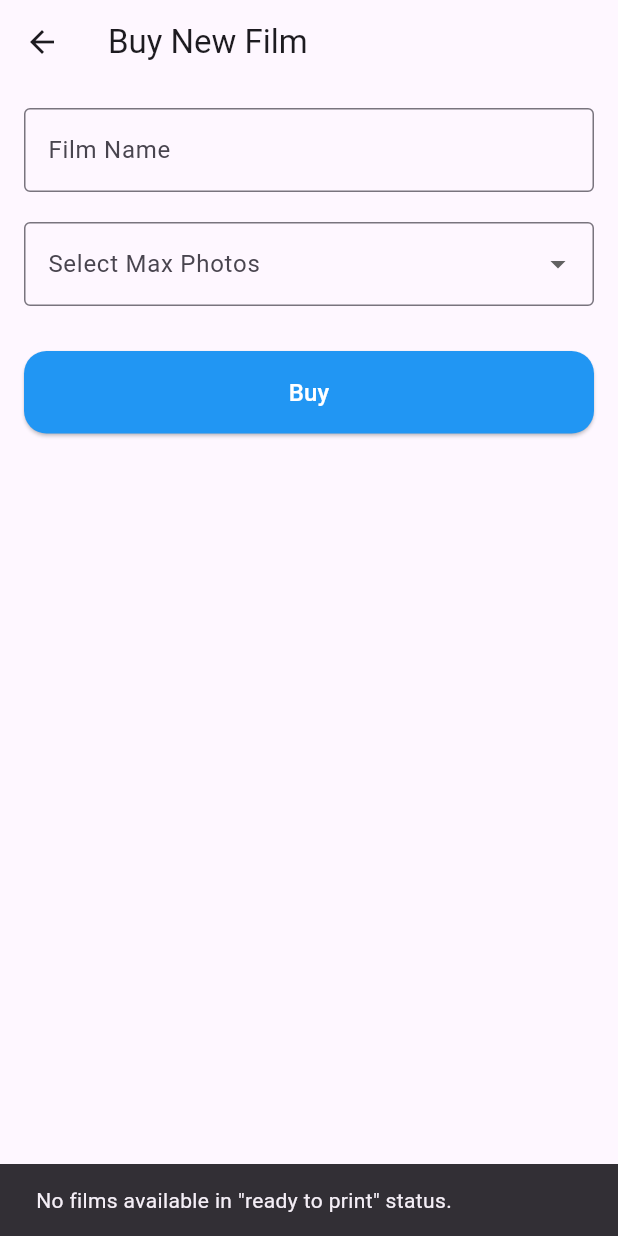
After one commit to liorgarin/realpic, a Flutter app: the screen it shows after launch, item 2 of the bottom bar chosen, after a tap on "Buy New Film", on a phone screen of 412 x 824 dp. The commit adds this screen. Run offline on Flutter 3.47's test engine with Material 3 defaults, Android fonts, the phone set to English and light mode, and no system bars; our stand-ins replace image_picker, permission_handler, sqflite; accounts and stored records are empty.

Commit message:
Add BuyNewFilmPage and update main.dart with 'Buy New Film' button

```diff
--- /dev/null
+++ b/lib/buy_new_film_page.dart
@@ -0,0 +1,117 @@
+// lib/buy_new_film_page.dart
+
+import 'package:flutter/material.dart';
+import 'database_helper.dart';
+
+class BuyNewFilmPage extends StatefulWidget {
+  const BuyNewFilmPage({Key? key}) : super(key: key);
+
+  @override
+  _BuyNewFilmPageState createState() => _BuyNewFilmPageState();
+}
+
+class _BuyNewFilmPageState extends State<BuyNewFilmPage> {
+  final DatabaseHelper _dbHelper = DatabaseHelper();
+  final _formKey = GlobalKey<FormState>();
+  final TextEditingController _filmNameController = TextEditingController();
+  int? _selectedMaxPhotos;
+  final List<int> _photoOptions = [3, 18, 36, 72];
+
+  @override
+  void dispose() {
+    _filmNameController.dispose();
+    super.dispose();
+  }
+
+  Future<void> _buyNewFilm() async {
+    if (_formKey.currentState!.validate()) {
+      await _dbHelper.insertFilm(
+        _filmNameController.text.trim(),
+        _selectedMaxPhotos!,
+      );
+      ScaffoldMessenger.of(context).showSnackBar(
+        const SnackBar(content: Text("New film purchased successfully.")),
+      );
+      Navigator.of(context).pop(); // Navigate back to the previous screen
+    }
+  }
+
+  @override
+  Widget build(BuildContext context) {
+    return Scaffold(
+      appBar: AppBar(
+        title: const Text("Buy New Film"),
+      ),
+      body: Padding(
+        padding: const EdgeInsets.all(16.0),
+        child: Form(
+          key: _formKey,
+          child: Column(
+            crossAxisAlignment: CrossAxisAlignment.start,
+            children: [
+              TextFormField(
+                controller: _filmNameController,
+                decoration: const InputDecoration(
+                  labelText: "Film Name",
+                  border: OutlineInputBorder(),
+                ),
+                validator: (value) {
+                  if (value == null || value.trim().isEmpty) {
+                    return "Please enter the film name.";
+                  }
+                  return null;
+                },
+              ),
+              const SizedBox(height: 20),
+              DropdownButtonFormField<int>(
+                decoration: const InputDecoration(
+                  labelText: "Select Max Photos",
+                  border: OutlineInputBorder(),
+                ),
+                value: _selectedMaxPhotos,
+                items: _photoOptions.map((int value) {
+                  return DropdownMenuItem<int>(
+                    value: value,
+                    child: Text("$value Photos"),
+                  );
+                }).toList(),
+                onChanged: (int? newValue) {
+                  setState(() {
+                    _selectedMaxPhotos = newValue;
+                  });
+                },
+                validator: (value) {
+                  if (value == null) {
+                    return "Please select the maximum number of photos.";
+                  }
+                  return null;
+                },
+              ),
+              const SizedBox(height: 30),
+              SizedBox(
+                width: double.infinity,
+                child: ElevatedButton(
+                  onPressed: _buyNewFilm,
+                  style: ElevatedButton.styleFrom(
+                    backgroundColor: Colors.blue, // Button background color
+                    padding: const EdgeInsets.symmetric(vertical: 16.0),
+                    shape: RoundedRectangleBorder(
+                      borderRadius: BorderRadius.circular(15.0),
+                    ),
+                  ),
+                  child: const Text(
+                    "Buy",
+                    style: TextStyle(
+                      color: Colors.white,
+                      fontSize: 16.0,
+                    ),
+                  ),
+                ),
+              ),
+            ],
+          ),
+        ),
+      ),
+    );
+  }
+}
--- a/lib/main.dart
+++ b/lib/main.dart
@@ -6,6 +6,7 @@
 import 'package:permission_handler/permission_handler.dart';
 import 'dart:async';
 import 'dart:io';
+import 'buy_new_film_page.dart'; // Import the new page
 
 void main() {
   runApp(const PhotoSaverApp());
@@ -182,6 +183,35 @@
     return Scaffold(
       appBar: AppBar(
         title: Text('${_capitalize(currentStatus)} Films'),
+        actions: [
+          Padding(
+            padding: const EdgeInsets.only(right: 16.0),
+            child: ElevatedButton(
+              onPressed: () {
+                Navigator.push(
+                  context,
+                  MaterialPageRoute(builder: (context) => const BuyNewFilmPage()),
+                ).then((_) {
+                  // Refresh the film lists when returning from the BuyNewFilmPage
+                  _loadStatusCounts();
+                });
+              },
+              style: ElevatedButton.styleFrom(
+                backgroundColor: Colors.blue, // Background color
+                shape: RoundedRectangleBorder(
+                  borderRadius: BorderRadius.circular(15.0), // Rounded corners
+                ),
+              ),
+              child: const Text(
+                'Buy New Film',
+                style: TextStyle(
+                  color: Colors.white, // Text color
+                  fontSize: 16.0,
+                ),
+              ),
+            ),
+          ),
+        ],
       ),
       body: FilmList(
         key: _filmListKeys[currentStatus],
@@ -189,72 +219,14 @@
         onStatusChange: _loadStatusCounts, // Callback to refresh counts
       ),
       bottomNavigationBar: _buildBottomNavigationBar(),
-      floatingActionButton: _currentIndex == _statuses.indexOf(FilmStatus.active) // Show FAB only on 'active' tab
-          ? FloatingActionButton(
-              onPressed: _showAddFilmDialog,
-              child: const Icon(Icons.add),
-              tooltip: 'Add New Film',
-            )
-          : null,
-    );
-  }
-
-  // Dialog to add a new film
-  Future<void> _showAddFilmDialog() async {
-    TextEditingController _controller = TextEditingController();
-    int? _selectedMaxPhotos;
-    List<int> options = [3, 18, 36, 72]; // Added 3 photos option
-
-    await showDialog(
-      context: context,
-      builder: (BuildContext context) {
-        return StatefulBuilder(
-          builder: (context, StateSetter setState) {
-            return AlertDialog(
-              title: const Text("Add New Film"),
-              content: Column(
-                mainAxisSize: MainAxisSize.min,
-                children: [
-                  TextField(
-                    controller: _controller,
-                    decoration: const InputDecoration(hintText: "Film Name"),
-                  ),
-                  const SizedBox(height: 10),
-                  DropdownButtonFormField<int>(
-                    value: _selectedMaxPhotos,
-                    hint: const Text("Select Max Photos"),
-                    items: options.map((int value) {
-                      return DropdownMenuItem<int>(
-                        value: value,
-                        child: Text("$value Photos"),
-                      );
-                    }).toList(),
-                    onChanged: (value) {
-                      setState(() {
-                        _selectedMaxPhotos = value;
-                      });
-                    },
-                  ),
-                ],
-              ),
-              actions: [
-                ElevatedButton(
-                  onPressed: (_controller.text.isNotEmpty &&
-                          _selectedMaxPhotos != null)
-                      ? () async {
-                          await _dbHelper.insertFilm(_controller.text, _selectedMaxPhotos!);
-                          print('Added film: ${_controller.text} with max photos: $_selectedMaxPhotos'); // Debugging
-                          await _loadStatusCounts(); // Refresh counts and FilmList
-                          Navigator.of(context).pop();
-                        }
-                      : null,
-                  child: const Text("Add"),
-                ),
-              ],
-            );
-          },
-        );
-      },
+      // Remove the FAB as it's now replaced by the AppBar button
+      // floatingActionButton: _currentIndex == _statuses.indexOf(FilmStatus.active) // Show FAB only on 'active' tab
+      //     ? FloatingActionButton(
+      //         onPressed: _showAddFilmDialog,
+      //         child: const Icon(Icons.add),
+      //         tooltip: 'Add New Film',
+      //       )
+      //     : null,
     );
   }
 }
@@ -558,6 +530,9 @@
                   print('Order confirmation failed due to missing details.'); // Debugging
                 }
               },
+              style: ElevatedButton.styleFrom(
+                backgroundColor: Colors.blue, // Ensure button background is blue
+              ),
               child: const Text("Confirm"),
             ),
           ],
@@ -610,7 +585,7 @@
             color: _getBorderColor(status),
             width: 2.0,
           ),
-          borderRadius: BorderRadius.circular(8.0),
+          borderRadius: BorderRadius.circular(20.0),
           boxShadow: [
             BoxShadow(
               color: Colors.grey.withOpacity(0.2),
```
